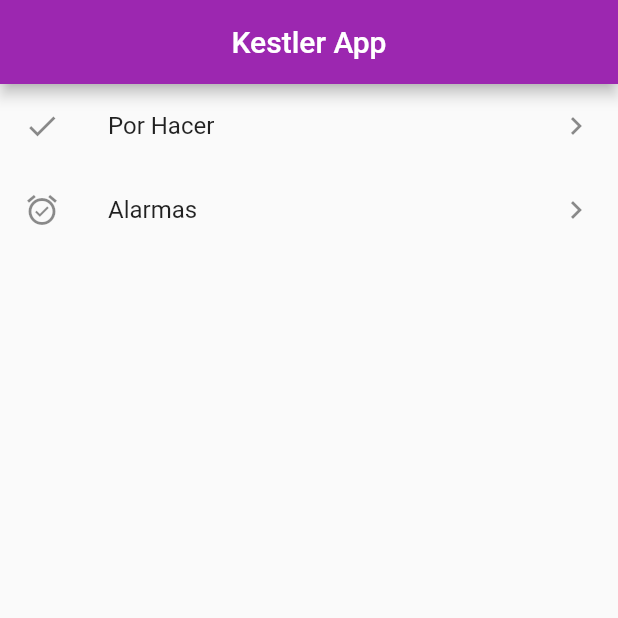
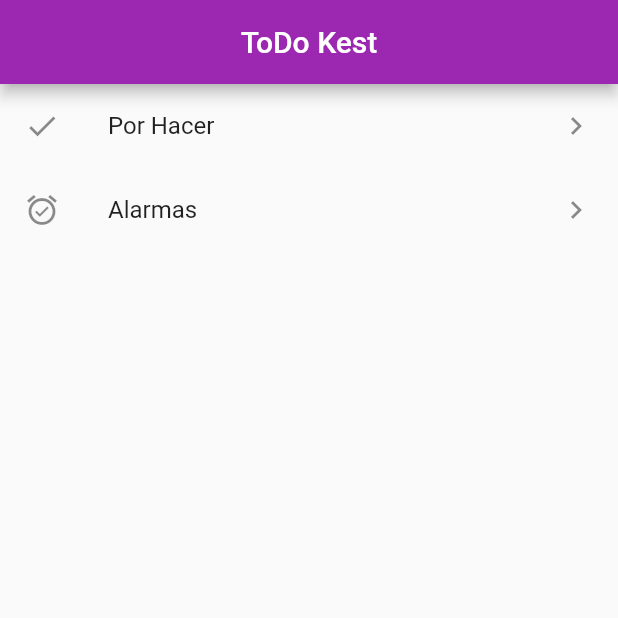
Before and after one commit to ScarKest/ToDoApp, a Flutter app: the screen it shows after launch, on a phone screen of 412 x 824 dp, the top half of it. Run offline on Flutter 3.47's test engine with Material 2 defaults, Android fonts, the phone set to English and light mode, and no system bars; our stand-ins replace shared_preferences.

Commit message:
Cambio de icono y nombre de la aplicacion

```diff
--- a/lib/main.dart
+++ b/lib/main.dart
@@ -12,16 +12,17 @@ class MyApp extends StatelessWidget {
   @override
   Widget build(BuildContext context) {
     return MaterialApp(
-      title: 'Flutter Demo',
+      debugShowCheckedModeBanner: false,
+      title: 'ToDo Kest',
       theme: ThemeData(
         primarySwatch: Colors.purple,
       ),
       //Configuracion para modo oscuro
       darkTheme: ThemeData(
           brightness: Brightness.dark,
-          primarySwatch: Colors.purple,
+          primarySwatch: Colors.deepPurple,
           floatingActionButtonTheme:
-              const FloatingActionButtonThemeData(backgroundColor: Colors.purple)),
+              const FloatingActionButtonThemeData(backgroundColor: Colors.deepPurple)),
       themeMode: ThemeMode.system,
       home: const HomeScreen(),
       initialRoute: "/",
--- a/lib/presentation/home_screen.dart
+++ b/lib/presentation/home_screen.dart
@@ -8,7 +8,7 @@ class HomeScreen extends StatefulWidget {
 }
 
 class _HomeScreenState extends State<HomeScreen> {
-  String title = "Kestler App";
+  String title = "ToDo Kest";
   @override
   Widget build(BuildContext context) {
     return Scaffold(
--- a/lib/presentation/screens/todo_screen.dart
+++ b/lib/presentation/screens/todo_screen.dart
@@ -87,7 +87,8 @@ class _ToDoScreenState extends State<ToDoScreen> {
   }
 
   void setCompleted(Task task) =>
-      setState(() => task.complete = !task.complete);
+      setState(() => tasksList.remove(task));
+      // setState(() => task.complete = !task.complete);
 
   void removeTask(Task task) => setState(() => tasksList.remove(task));
 
```
Also changed, not shown: pubspec.yaml (+9 -1 lines), assets/icon/icon.png (added), pubspec.lock, 23 other files.
